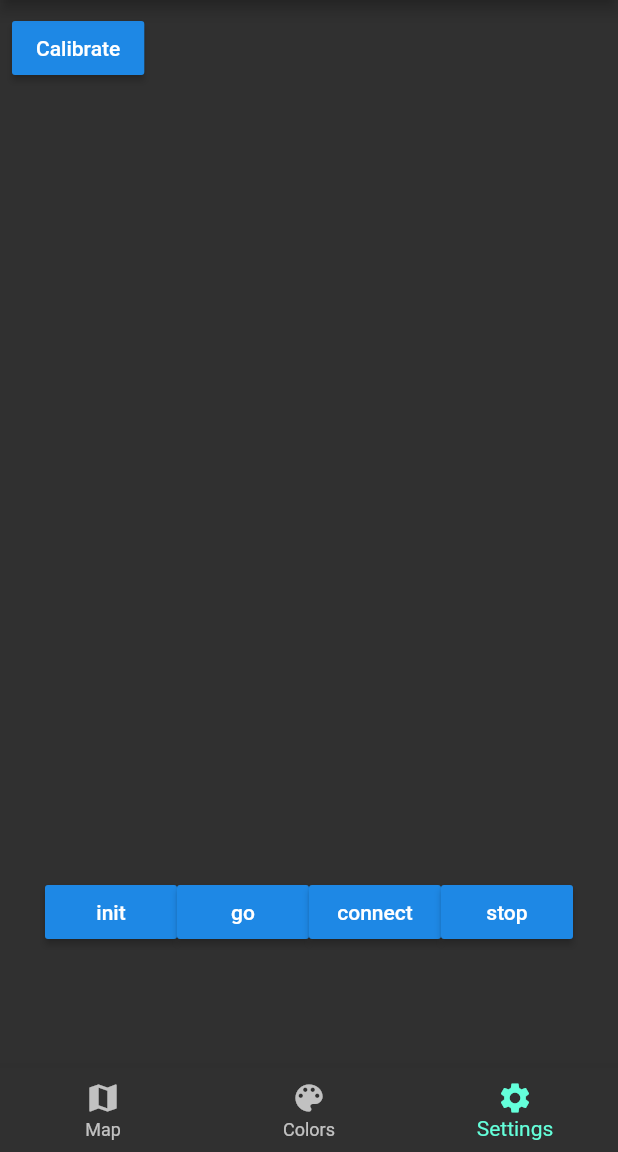
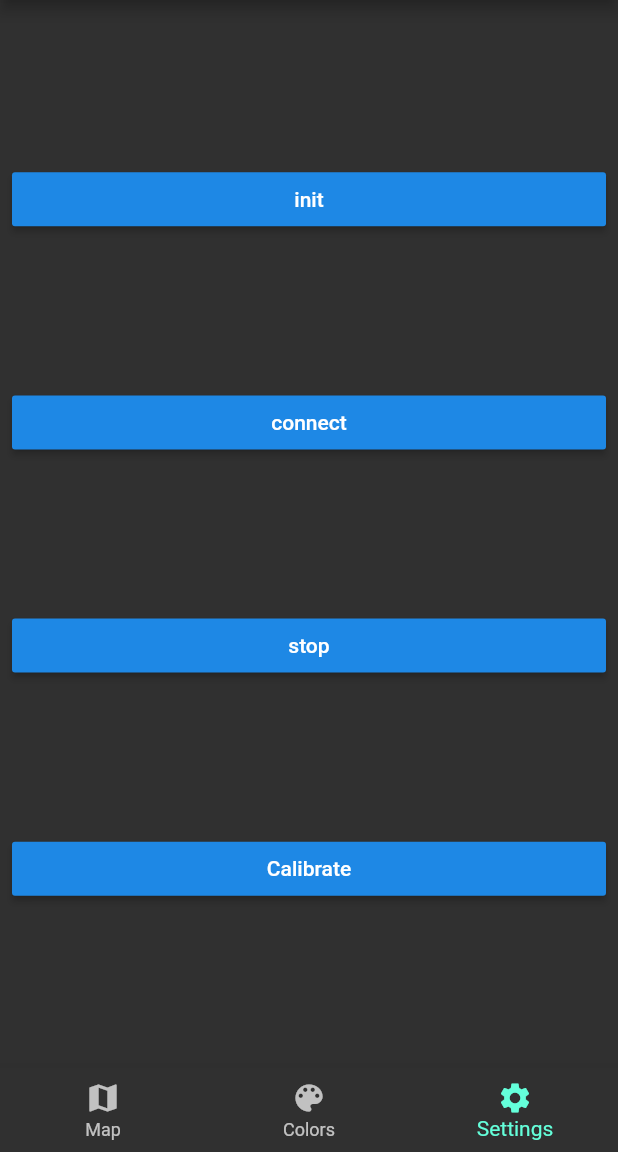
Before and after one commit to TheLastGimbus/Hatlight-app, a Flutter app: the screen it shows after launch, item 3 of the bottom bar chosen, after a tap on "connect", on a phone screen of 412 x 824 dp, the part 84-1236 px from its top. Run offline on Flutter 3.47's test engine with Material 2 defaults, Android fonts, the phone set to English and light mode, and no system bars; our stand-ins replace flutter_colorpicker, flutter_map, geolocator, latlong, location, permission_handler; missing offline and left inert: flutter_ble_lib, foreground_service, geodesy.

Commit message:
Move buttons from floating everywhere to settings

```diff
--- a/lib/pages/home_page/home_page.dart
+++ b/lib/pages/home_page/home_page.dart
@@ -1,5 +1,4 @@
 import 'package:flutter/material.dart';
-import 'package:foreground_service/foreground_service.dart';
 import 'package:hatlight/pages/home_page/colors_fragment.dart';
 import 'package:hatlight/pages/home_page/connection_app_bar.dart';
 import 'package:hatlight/pages/home_page/map_fragment.dart';
@@ -54,44 +53,6 @@ class _HomePageState extends State<HomePage> {
                       SettingsFragment(),
                     ],
                   ),
-                  Container(
-                    alignment: Alignment.bottomCenter,
-                    padding: EdgeInsets.symmetric(vertical: 80, horizontal: 10),
-                    child: Row(
-                      mainAxisAlignment: MainAxisAlignment.center,
-                      children: <Widget>[
-                        RaisedButton(
-                          child: Text('init'),
-                            onPressed: () => bt.init(),
-                          ),
-                          RaisedButton(
-                            child: Text('go'),
-                            onPressed: () async {
-                            if (bt.targetLatLng != null) {
-                              bt.startNavigationCompassTarget(bt.targetLatLng);
-                            } else {
-                              print("No target!");
-                            }
-                          },
-                        ),
-                        RaisedButton(
-                            child: Text('connect'),
-                            onPressed: () async {
-                              bt.connect();
-                            },
-                          ),
-                          RaisedButton(
-                            child: Text('stop'),
-                            onPressed: () {
-                              bt.stop();
-                            },
-                            onLongPress: () {
-                              ForegroundService.stopForegroundService();
-                            },
-                          ),
-                        ],
-                      ),
-                  ),
                 ],
               ),
             ),
--- a/lib/pages/home_page/map_fragment.dart
+++ b/lib/pages/home_page/map_fragment.dart
@@ -13,11 +13,33 @@ class _MapFragmentState extends State<MapFragment> {
   List<Marker> markers = [];
   var mapController = MapController();
 
+  Widget buttons(BTProvider bt) => Container(
+        alignment: Alignment.bottomCenter,
+        padding: EdgeInsets.symmetric(vertical: 16),
+        child: Row(
+          mainAxisAlignment: MainAxisAlignment.center,
+          children: <Widget>[
+            RaisedButton(
+              child: Text('go'),
+              onPressed: () async {
+                if (bt.targetLatLng != null) {
+                  bt.startNavigationCompassTarget(bt.targetLatLng);
+                } else {
+                  print("No target!");
+                }
+              },
+            ),
+          ],
+        ),
+      );
+
   @override
   Widget build(BuildContext context) {
     var bt = Provider.of<BTProvider>(context);
     return Container(
-        child: FlutterMap(
+      child: Stack(
+        children: <Widget>[
+          FlutterMap(
             mapController: mapController,
             options: MapOptions(
                 center: LatLng(41.904088, 12.453005),
@@ -28,18 +50,24 @@ class _MapFragmentState extends State<MapFragment> {
                     Marker(
                       point: tapPlace,
                       builder: (ctx) =>
-                        Icon(Icons.location_on, size: 40, color: Colors.black),
+                          Icon(Icons.location_on,
+                              size: 40, color: Colors.black),
                     )
                   ];
                   setState(() {});
                 }),
             layers: [
               TileLayerOptions(
-              urlTemplate: "https://{s}.tile.openstreetmap.org/{z}/{x}/{y}.png",
+                urlTemplate:
+                "https://{s}.tile.openstreetmap.org/{z}/{x}/{y}.png",
                 subdomains: ['a', 'b', 'c'],
               ),
               MarkerLayerOptions(markers: markers)
             ],
-        ));
+          ),
+          if(markers.length > 0) buttons(bt),
+        ],
+      ),
+    );
   }
 }
--- a/lib/pages/home_page/settings_fragment.dart
+++ b/lib/pages/home_page/settings_fragment.dart
@@ -1,5 +1,6 @@
 import 'package:flutter/material.dart';
 import 'package:flutter/rendering.dart';
+import 'package:foreground_service/foreground_service.dart';
 import 'package:hatlight/providers/bt_provider.dart';
 import 'package:provider/provider.dart';
 
@@ -14,8 +15,30 @@ class _SettingsFragmentState extends State<SettingsFragment> {
     var bt = Provider.of<BTProvider>(context);
     return Container(
       padding: EdgeInsets.all(8),
+      alignment: Alignment.center,
       child: Column(
+        crossAxisAlignment: CrossAxisAlignment.stretch,
+        mainAxisAlignment: MainAxisAlignment.spaceEvenly,
         children: <Widget>[
+          RaisedButton(
+            child: Text('init'),
+            onPressed: () => bt.init(),
+          ),
+          RaisedButton(
+            child: Text('connect'),
+            onPressed: () {
+              bt.connect();
+            },
+          ),
+          RaisedButton(
+            child: Text('stop'),
+            onPressed: () {
+              bt.stop();
+            },
+            onLongPress: () {
+              ForegroundService.stopForegroundService();
+            },
+          ),
           RaisedButton(
             child: Text("Calibrate"),
             onPressed: () {
```
Lines whose indentation alone changed are shown as unchanged.
